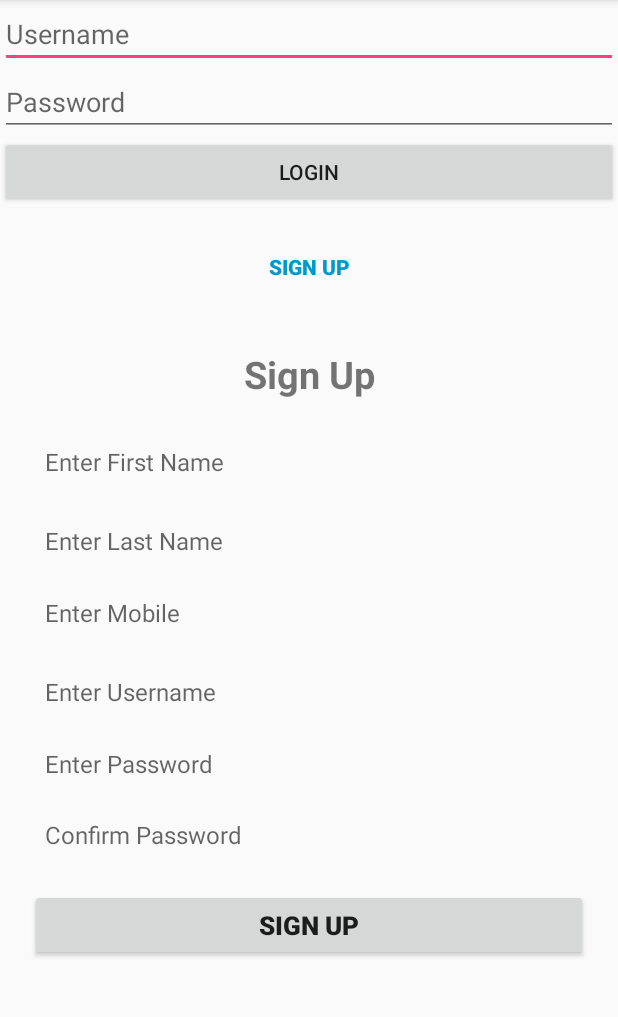
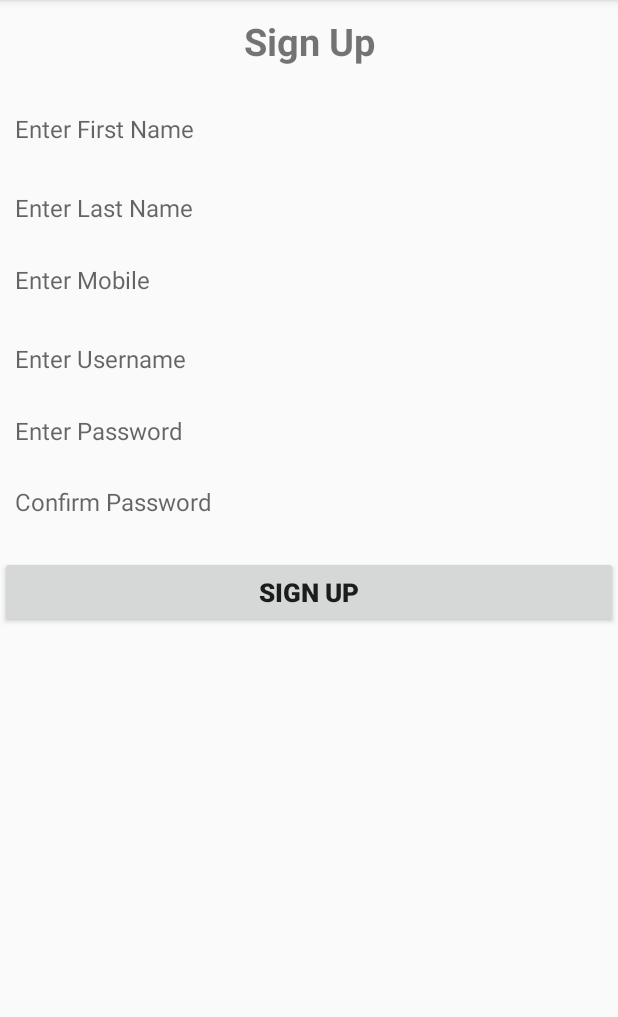
Before and after one commit to pawiromitchel/JoeyD-Android-App, an Android app: the screen it shows after launch (LoginActivity before the commit, SignUpActivity after it), after a tap on "SIGN UP", on a phone screen of 412 x 824 dp, the part 84-1101 px from its top. Run offline under Robolectric (Android 15) with nearby library versions, the phone set to English and light mode, and no system bars.

Commit message:
sign up activity gemaakt ipv fragment

```diff
--- a/Application/app/src/main/AndroidManifest.xml
+++ b/Application/app/src/main/AndroidManifest.xml
@@ -9,7 +9,7 @@
         android:roundIcon="@mipmap/ic_launcher_round"
         android:supportsRtl="true"
         android:theme="@style/AppTheme">
-        <activity android:name=".LoginActivity">
+        <activity android:name=".LoginScreenActivity">
             <intent-filter>
                 <action android:name="android.intent.action.MAIN" />
 
@@ -23,7 +23,8 @@
         <activity
             android:name=".DishMenuActivity"
             android:label="@string/title_activity_dish_menu"
-            android:theme="@style/AppTheme.NoActionBar"></activity>
+            android:theme="@style/AppTheme.NoActionBar" />
+        <activity android:name=".SignUpActivity"></activity>
     </application>
 
 </manifest>
--- a/Application/app/src/main/java/sr/unasat/joeyd/LoginActivity.java
+++ /dev/null
@@ -1,67 +0,0 @@
-package sr.unasat.joeyd;
-
-import android.content.Intent;
-import android.support.v4.app.Fragment;
-import android.support.v4.app.FragmentManager;
-import android.support.v4.app.FragmentTransaction;
-import android.support.v7.app.AppCompatActivity;
-import android.os.Bundle;
-import android.view.View;
-import android.widget.Button;
-import android.widget.EditText;
-import android.widget.Toast;
-
-import sr.unasat.joeyd.database.JoeydDAO;
-import sr.unasat.joeyd.entity.User;
-
-public class LoginActivity extends AppCompatActivity {
-
-    private EditText usernameEditText;
-    private EditText passwordEditText;
-    private JoeydDAO joeydDAO;
-
-    @Override
-    protected void onCreate(Bundle savedInstanceState) {
-        super.onCreate(savedInstanceState);
-        setContentView(R.layout.activity_login);
-
-        usernameEditText = (EditText) findViewById(R.id.usernameEditText);
-        passwordEditText = (EditText) findViewById(R.id.passwordEditText);
-        Button signUp = (Button) findViewById(R.id.signUpBtn);
-        signUp.setOnClickListener(new View.OnClickListener() {
-            @Override
-            public void onClick(View view) {
-                loadFragment();
-            }
-        });
-    }
-
-
-    public void doLogin(View view) {
-        joeydDAO = new JoeydDAO(this);
-        if (!usernameEditText.getText().toString().isEmpty() || !passwordEditText.getText().toString().isEmpty()) {
-            User user = joeydDAO.authenticateUser(usernameEditText.getText().toString(), passwordEditText.getText().toString());
-            if(user != null){
-                Intent intent = new Intent(LoginActivity.this, MainMenuActivity.class);
-                startActivity(intent);
-            } else {
-                Toast.makeText(this, "Het inloggen is mislukt", Toast.LENGTH_SHORT).show();
-            }
-        }
-    }
-
-    public void goToSignUp(View view){
-        loadFragment();
-    }
-
-    private void loadFragment(){
-       /* FragmentManager manager = getSupportFragmentManager();
-        FragmentTransaction transaction = manager.beginTransaction();
-        transaction.replace(R.id.frameContainer, fragment);
-        transaction.commit();*/
-
-       Intent intent = new Intent();
-        SignUpFragment signUpFragment = new SignUpFragment();
-        getSupportFragmentManager().beginTransaction().replace(R.id.frameContainer, signUpFragment).commit();
-    }
-}
--- /dev/null
+++ b/Application/app/src/main/java/sr/unasat/joeyd/LoginScreenActivity.java
@@ -0,0 +1,53 @@
+package sr.unasat.joeyd;
+
+import android.content.Intent;
+import android.support.v4.app.FragmentManager;
+import android.support.v4.app.FragmentTransaction;
+import android.support.v7.app.AppCompatActivity;
+import android.os.Bundle;
+import android.view.View;
+import android.widget.Button;
+import android.widget.EditText;
+import android.widget.Toast;
+
+import sr.unasat.joeyd.database.JoeydDAO;
+import sr.unasat.joeyd.entity.User;
+
+public class LoginScreenActivity extends AppCompatActivity {
+
+    private JoeydDAO joeydDAO;
+
+    @Override
+    protected void onCreate(Bundle savedInstanceState) {
+        super.onCreate(savedInstanceState);
+        setContentView(R.layout.activity_login_screen);
+
+        Button login = (Button) findViewById(R.id.loginBtn);
+        login.setOnClickListener(new View.OnClickListener() {
+            @Override
+            public void onClick(View view) {
+               //loadFragment();
+            }
+        });
+    }
+
+    /*public void goToLoginFrag(View view){
+        loadFragment();
+    }
+
+    private void loadFragment(){
+        FragmentManager manager = getSupportFragmentManager();
+        FragmentTransaction transaction = manager.beginTransaction();
+        //transaction.replace(R.id.frameContainer, fragment);
+        transaction.commit();
+
+       Intent intent = new Intent();
+        LogInFragment loginFragment = new LogInFragment();
+        getSupportFragmentManager().beginTransaction().replace(R.id.frameContainer, loginFragment).commit();
+    }*/
+
+    public void goToSignUp(View view) {
+        Intent intent = new Intent(LoginScreenActivity.this, SignUpActivity.class);
+        startActivity(intent);
+    }
+}
--- a/Application/app/src/main/java/sr/unasat/joeyd/SignUpFragment.java
+++ b/Application/app/src/main/java/sr/unasat/joeyd/SignUpActivity.java
@@ -1,61 +1,48 @@
 package sr.unasat.joeyd;
 
-
+import android.content.Intent;
+import android.support.v7.app.AppCompatActivity;
 import android.os.Bundle;
-import android.support.v4.app.Fragment;
-import android.view.LayoutInflater;
 import android.view.View;
-import android.view.ViewGroup;
 import android.widget.Button;
 import android.widget.EditText;
+import android.widget.Toast;
 
 import sr.unasat.joeyd.entity.User;
 
-
-/**
- * A simple {@link Fragment} subclass.
- */
-public class SignUpFragment extends Fragment implements View.OnClickListener {
+public class SignUpActivity extends AppCompatActivity {
 
     private static View view;
     private static EditText firstName, lastName, mobileNumber, userName,
-        password, confirmPassowrd;
+            password, confirmPassowrd;
     private static Button signUpBtn_frag;
 
-    public SignUpFragment() {
-        // Required empty public constructor
+    @Override
+    protected void onCreate(Bundle savedInstanceState) {
+        super.onCreate(savedInstanceState);
+        setContentView(R.layout.activity_sign_up);
+        EditText firstName = (EditText) findViewById(R.id.firstName);
+        EditText lastName = (EditText) findViewById(R.id.lastName);
+        EditText mobileNumber = (EditText) findViewById(R.id.mobileNumber);
+        EditText userName = (EditText) findViewById(R.id.username);
+        EditText password = (EditText) findViewById(R.id.password);
+        EditText confirmPassowrd = (EditText) findViewById(R.id.confirmPassword);
+        Button signUpBtn_frag = (Button) findViewById(R.id.fragment_signUp);
     }
 
-
-    @Override
-    public View onCreateView(LayoutInflater inflater, ViewGroup container,
-                             Bundle savedInstanceState) {
-        // Inflate the layout for this fragment
-        view = inflater.inflate(R.layout.signup_layout, container, false);
-        initViews();
-        signUpBtn_frag.setOnClickListener(this);
-        return view;
-    }
-
-    //initialize all View components
-    private void initViews(){
-        firstName = (EditText) view.findViewById(R.id.firstName);
+   /* private View initViews(){
+        EditText firstName = (EditText) view.findViewById(R.id.firstName);
         lastName = (EditText) view.findViewById(R.id.lastName);
         mobileNumber = (EditText) view.findViewById(R.id.mobileNumber);
         userName = (EditText) view.findViewById(R.id.username);
         password = (EditText) view.findViewById(R.id.password);
         confirmPassowrd = (EditText) view.findViewById(R.id.confirmPassword);
         signUpBtn_frag = (Button) view.findViewById(R.id.fragment_signUp);
-    }
-
-    @Override
-    public void onClick(View view) {
-        checkValidation(new User());
-        signUpBtn_frag.setOnClickListener(this);
-    }
+        return view;
+    }*/
 
     //Check validation
-    private void checkValidation(User user){
+    private User checkValidation(User user){
         user = new User();
         String getFirstName = firstName.getText().toString();
         String getLastName = lastName.getText().toString();
@@ -72,7 +59,13 @@ public class SignUpFragment extends Fragment implements View.OnClickListener {
                 || getPassword.equals("") || getPassword.length() == 0
                 || getConfirmPassword.equals("")
                 || getConfirmPassword.length() == 0);
-        }
+        return user;
+    }
 
-
+    public void signUp(View view) {
+        checkValidation(new User());
+        signUpBtn_frag.setOnClickListener((View.OnClickListener) this);
+        Intent intent = new Intent(SignUpActivity.this, LoginScreenActivity.class);
+        Toast.makeText(this, "You have succesfully signed up", Toast.LENGTH_SHORT).show();
+    }
 }
--- a/Application/app/src/main/res/layout/activity_login.xml
+++ /dev/null
@@ -1,51 +0,0 @@
-<?xml version="1.0" encoding="utf-8"?>
-<LinearLayout xmlns:android="http://schemas.android.com/apk/res/android"
-    xmlns:app="http://schemas.android.com/apk/res-auto"
-    xmlns:tools="http://schemas.android.com/tools"
-    android:layout_width="match_parent"
-    android:layout_height="match_parent"
-    android:orientation="vertical"
-    tools:context="sr.unasat.joeyd.LoginActivity">
-
-    <EditText
-        android:id="@+id/usernameEditText"
-        android:layout_width="match_parent"
-        android:layout_height="wrap_content"
-        android:ems="10"
-        android:inputType="textPersonName"
-        android:hint="@string/username" />
-
-    <EditText
-        android:id="@+id/passwordEditText"
-        android:layout_width="match_parent"
-        android:layout_height="wrap_content"
-        android:ems="10"
-        android:inputType="textPassword"
-        android:hint="@string/password"/>
-
-    <Button
-        android:id="@+id/loginBtn"
-        android:layout_width="match_parent"
-        android:layout_height="wrap_content"
-        android:text="Login"
-        android:onClick="doLogin"/>
-
-    <Button
-        android:id="@+id/signUpBtn"
-        style="@style/Widget.AppCompat.Button.Borderless"
-        android:layout_width="match_parent"
-        android:layout_height="wrap_content"
-        android:layout_marginTop="15dp"
-        android:onClick="goToSignUp"
-        android:text="Sign Up"
-        android:textAlignment="center"
-        android:textColor="@android:color/holo_blue_dark"
-        android:textStyle="bold"
-        android:visibility="visible" />
-
-    <FrameLayout
-        android:id="@+id/frameContainer"
-        android:layout_width="match_parent"
-        android:layout_height="match_parent" />
-
-</LinearLayout>
--- a/Application/app/src/main/res/layout/signup_layout.xml
+++ b/Application/app/src/main/res/layout/activity_sign_up.xml
@@ -1,8 +1,11 @@
+<?xml version="1.0" encoding="utf-8"?>
 <LinearLayout xmlns:android="http://schemas.android.com/apk/res/android"
-    android:layout_width="fill_parent"
-    android:layout_height="fill_parent"
-    android:orientation="vertical"
-    android:padding="20dp" >
+    xmlns:app="http://schemas.android.com/apk/res-auto"
+    xmlns:tools="http://schemas.android.com/tools"
+    android:layout_width="match_parent"
+    android:layout_height="match_parent"
+    tools:context="sr.unasat.joeyd.SignUpActivity"
+    android:orientation="vertical">
 
     <TextView
         android:layout_width="fill_parent"
@@ -117,5 +120,4 @@
         android:text="Sign Up"
         android:textSize="17sp"
         android:textStyle="bold" />
-
 </LinearLayout>
```
Also changed, not shown: Application/app/src/main/java/sr/unasat/joeyd/LogInFragment.java (added, +52 -0 lines), Application/app/src/main/res/layout/activity_login_screen.xml (added, +60 -0 lines), Application/app/src/main/res/layout/login_layout.xml (added, +53 -0 lines), Application/app/src/main/res/drawable/joeyds_logoimage.jpg (added).
